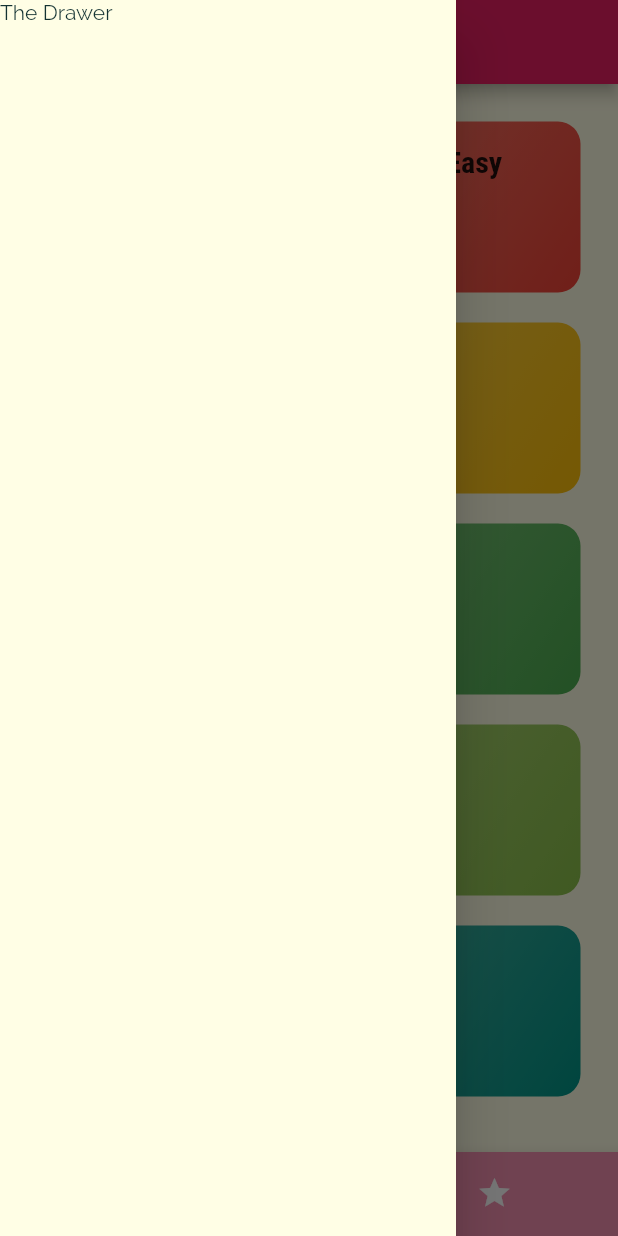
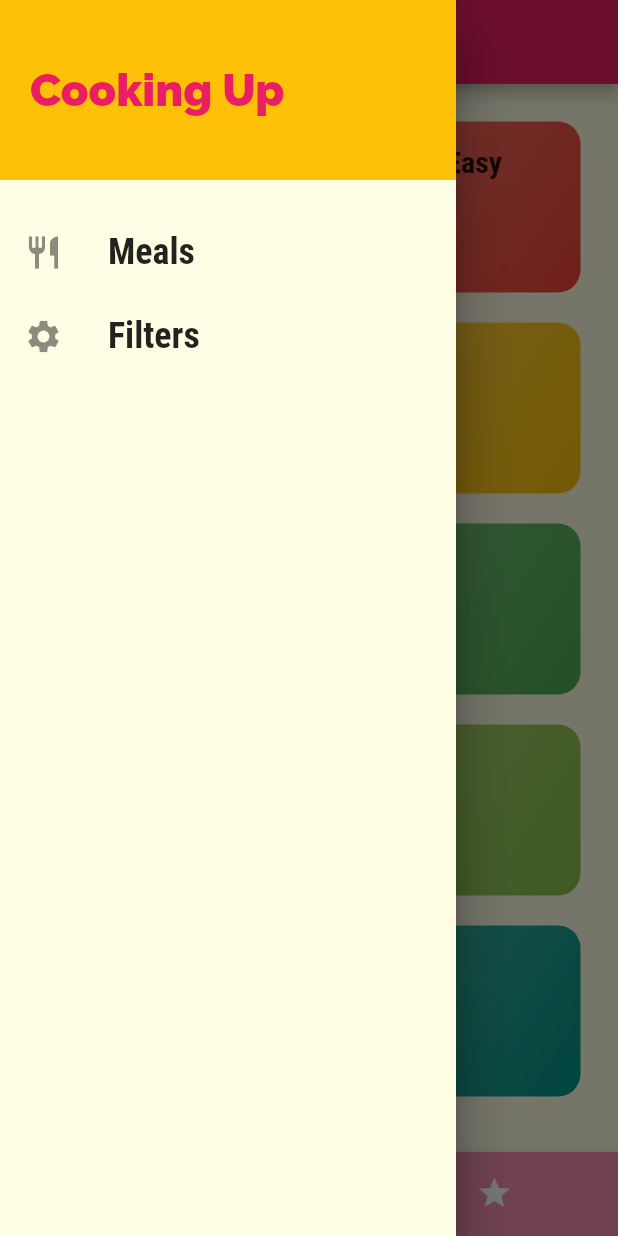
Before and after one commit to iamvpa/Meals-App, a Flutter app: the screen it shows after launch, with the side drawer open, on a phone screen of 412 x 824 dp. Run offline on Flutter 3.47's test engine with Material 2 defaults, Android fonts, the phone set to English and light mode, and no system bars.

Commit message:
drawerAdded

```diff
--- a/lib/screens/tabs_screen.dart
+++ b/lib/screens/tabs_screen.dart
@@ -1,5 +1,6 @@
 import 'package:flutter/material.dart';
 import 'package:flutter_complete_guide/screens/categories_screen.dart';
+import 'package:flutter_complete_guide/widgets/main_drawer.dart';
 import 'favourites-screen.dart';
 
 class TabsScreen extends StatefulWidget {
@@ -26,7 +27,7 @@ class _TabsScreenState extends State<TabsScreen> {
         title: Text(_pages[_selectedPageIndex]['title']),
       ),
       drawer: Drawer(
-        child: Text('The Drawer'),
+        child: MainDrawer(),
       ),
       body: _pages[_selectedPageIndex]['page'],
       bottomNavigationBar: BottomNavigationBar(
--- a/lib/widgets/main_drawer.dart
+++ b/lib/widgets/main_drawer.dart
@@ -1,6 +1,24 @@
 import 'package:flutter/material.dart';
 
 class MainDrawer extends StatelessWidget {
+  Widget buildListTile(String title, IconData icon) {
+    return ListTile(
+      leading: Icon(
+        icon,
+        size: 26,
+      ),
+      title: Text(
+        title,
+        style: TextStyle(
+          fontFamily: 'RobotoCondensed',
+          fontSize: 24,
+          fontWeight: FontWeight.bold,
+        ),
+      ),
+      onTap: () {},
+    );
+  }
+
   @override
   Widget build(BuildContext context) {
     return Drawer(
@@ -20,7 +38,12 @@ class MainDrawer extends StatelessWidget {
                 color: Theme.of(context).primaryColor,
               ),
             ),
-          )
+          ),
+          SizedBox(
+            height: 20,
+          ),
+          buildListTile('Meals', Icons.restaurant),
+          buildListTile('Filters', Icons.settings),
         ],
       ),
     );
```
